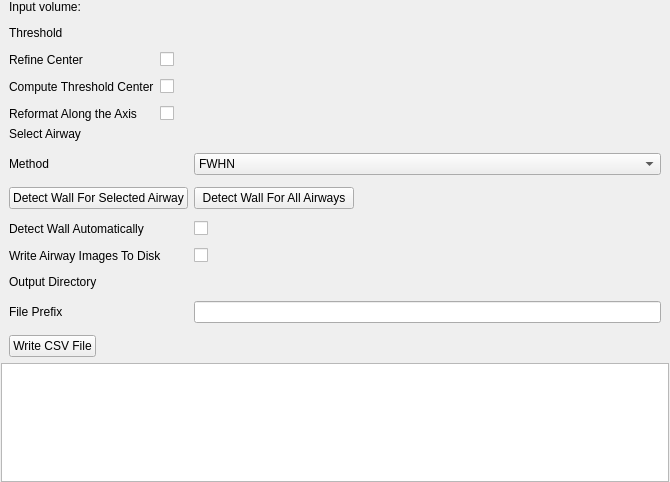
The window that Loadable/AirwayInspector/Resources/UI/qSlicerAirwayInspectorModuleWidget.ui (acil-bwh/SlicerCIP) describes before a commit, drawn with Qt 5.
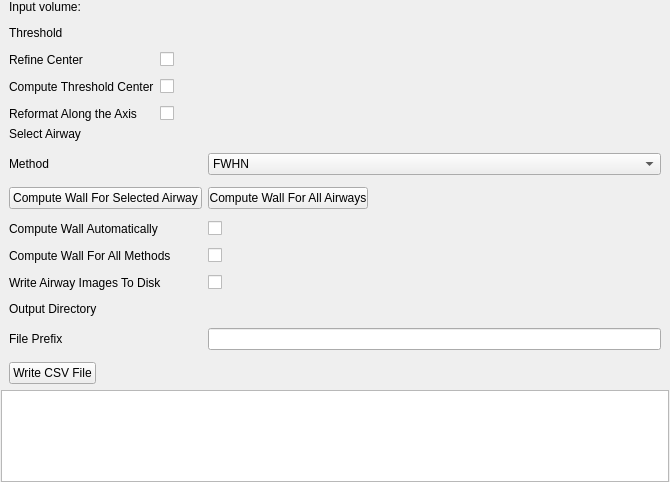
The same window after the commit. Custom widgets are drawn as their Qt base class.

Commit message: BUG: fixed re-centering, added All Methods option, added CSV file output

```diff
--- a/Loadable/AirwayInspector/Resources/UI/qSlicerAirwayInspectorModuleWidget.ui
+++ b/Loadable/AirwayInspector/Resources/UI/qSlicerAirwayInspectorModuleWidget.ui
@@ -232,7 +232,7 @@
       <item row="2" column="0">
        <widget class="QPushButton" name="AnalyzeButton">
         <property name="text">
-         <string>Detect Wall For Selected Airway</string>
+         <string>Compute Wall For Selected Airway</string>
         </property>
        </widget>
       </item>
@@ -245,14 +245,14 @@
          </size>
         </property>
         <property name="text">
-         <string>Detect Wall For All Airways</string>
+         <string>Compute Wall For All Airways</string>
         </property>
        </widget>
       </item>
       <item row="3" column="0">
        <widget class="QLabel" name="AnalyzeSelectedLabel">
         <property name="text">
-         <string>Detect Wall Automatically</string>
+         <string>Compute Wall Automatically</string>
         </property>
        </widget>
       </item>
@@ -264,20 +264,34 @@
        </widget>
       </item>
       <item row="4" column="0">
+       <widget class="QLabel" name="ComputeAllMethodsLabel">
+        <property name="text">
+         <string>Compute Wall For All Methods</string>
+        </property>
+       </widget>
+      </item>
+      <item row="4" column="1">
+       <widget class="QCheckBox" name="ComputeAllMethodsCheckBox">
+        <property name="text">
+         <string/>
+        </property>
+       </widget>
+      </item>
+      <item row="5" column="0">
        <widget class="QLabel" name="WriteAirwaysLabel">
         <property name="text">
          <string>Write Airway Images To Disk</string>
         </property>
        </widget>
       </item>
-      <item row="4" column="1">
+      <item row="5" column="1">
        <widget class="QCheckBox" name="WriteAirwaysCheckBox">
         <property name="text">
          <string/>
         </property>
        </widget>
       </item>
-      <item row="5" column="0">
+      <item row="6" column="0">
        <widget class="QLabel" name="OutputDirectoryLabel">
         <property name="text">
          <string>Output Directory</string>
@@ -294,24 +308,24 @@
         </property>
        </widget>
       </item>
-      <item row="6" column="0">
+      <item row="7" column="0">
        <widget class="QLabel" name="FilePrefixLabel">
         <property name="text">
          <string>File Prefix</string>
         </property>
        </widget>
       </item>
-      <item row="6" column="1">
+      <item row="7" column="1">
        <widget class="QLineEdit" name="FilePrefixLineEdit"/>
       </item>
-      <item row="7" column="0">
+      <item row="8" column="0">
         <widget class="QPushButton" name="WriteCSVFileButton">
           <property name="text">
             <string>Write CSV File</string>
           </property>
         </widget>
       </item>
-      <item row="7" column="1">
+      <item row="8" column="1">
        <widget class="ctkPathLineEdit" name="CSVFilePathEdit"/>
       </item>
       
```
Left out of the diff: 4 changed lines with no effect on the pictures. The commit also changes 6 other files.
